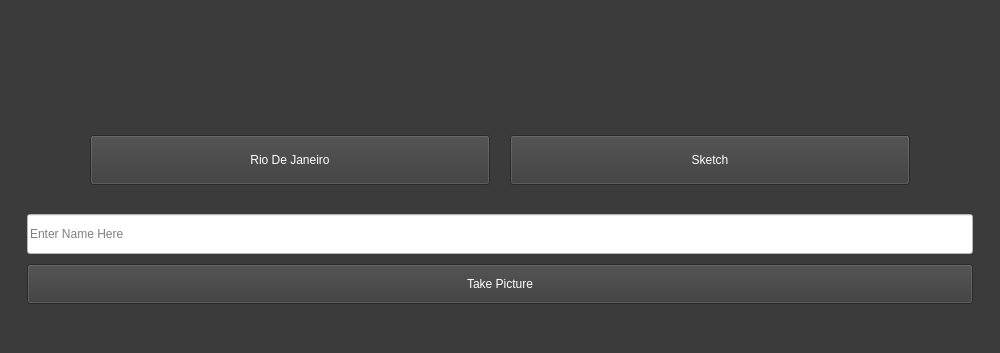
Above: Form/main_window.ui from joelmakes/FilterMe before the change; both pictures show x 0 to 1000 and y 547 to 900 of the 1000 by 900 pixel window. Below: the same form after it.
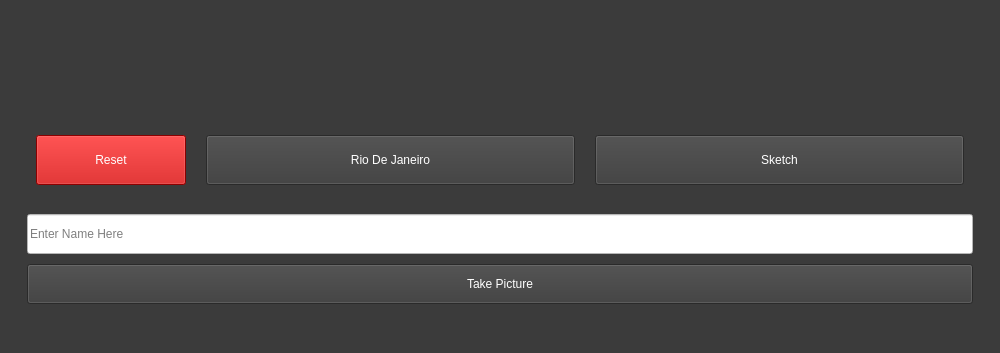
That is the form after the change.

Commit message: Updated ui with new rest filter button

Patch:
```diff
--- a/Form/main_window.ui
+++ b/Form/main_window.ui
@@ -155,6 +155,28 @@
                 <property name="bottomMargin">
                  <number>10</number>
                 </property>
+                <item>
+                 <widget class="QPushButton" name="button_reset">
+                  <property name="minimumSize">
+                   <size>
+                    <width>150</width>
+                    <height>40</height>
+                   </size>
+                  </property>
+                  <property name="maximumSize">
+                   <size>
+                    <width>150</width>
+                    <height>50</height>
+                   </size>
+                  </property>
+                  <property name="styleSheet">
+                   <string notr="true">background-color: rgb(194, 0, 0);</string>
+                  </property>
+                  <property name="text">
+                   <string>Reset</string>
+                  </property>
+                 </widget>
+                </item>
                 <item>
                  <widget class="QPushButton" name="button_rio">
                   <property name="minimumSize">
```
